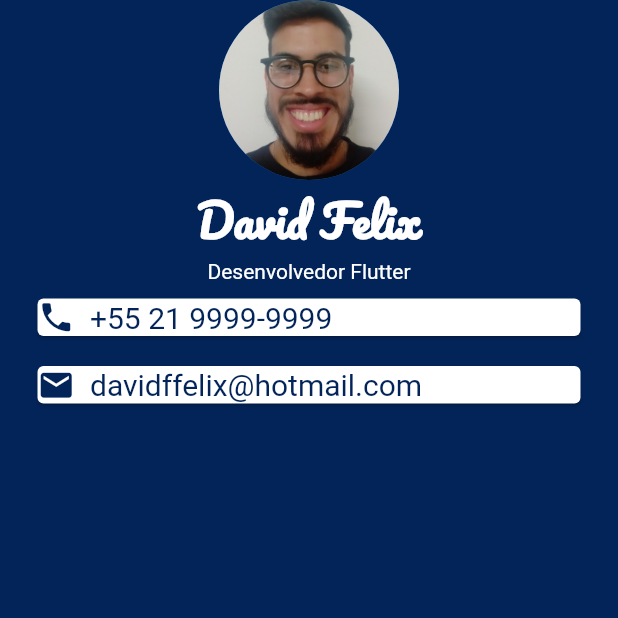
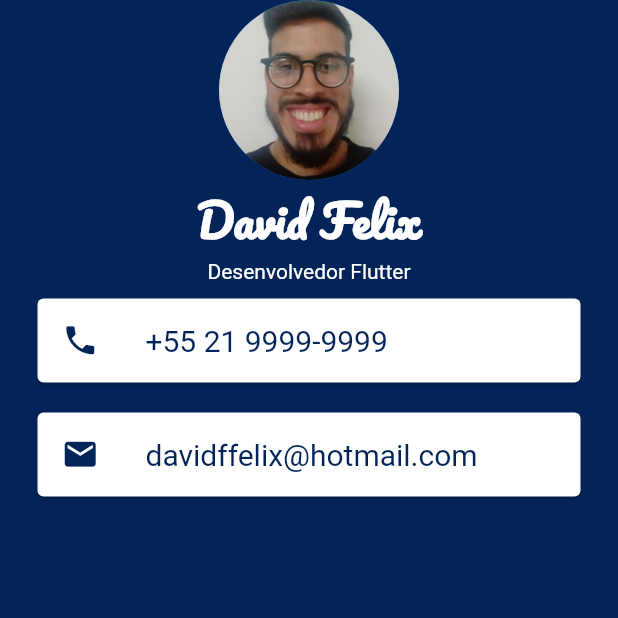
Before and after one commit to davidfffelix/My-Portfolio, a Flutter app: the screen it shows after launch, on a phone screen of 412 x 824 dp, the top half of it. Run offline on Flutter 3.47's test engine with Material 2 defaults, Android fonts, the phone set to English and light mode, and no system bars.

Commit message:
Insert ListTile

```diff
--- a/lib/main.dart
+++ b/lib/main.dart
@@ -40,48 +40,39 @@ class MeuApp extends StatelessWidget {
                 margin: EdgeInsets.symmetric(
                     vertical: 10,
                     horizontal: 25),
-                child: Row(
-                  children: [
-                    Icon(
+                child: ListTile(
+                  leading: Icon(
                       Icons.phone,
                       color: Color(0xff032459),
                       size: 25,
                     ),
-                    SizedBox(
-                      width: 10,
-                    ),
-                    Text('+55 21 9999-9999',
+                    title: Text('+55 21 9999-9999',
                       style: TextStyle(
                         color: Color(0xff032459),
                         fontSize: 20,
                       ),
                     ),
-                  ],
                 ),
               ),
+
 
               Card(
                 color: Colors. white,
                 margin: EdgeInsets.symmetric(
                     vertical: 10,
                     horizontal: 25),
-                child: Row(
-                  children: [
-                    Icon(
+                child: ListTile(
+                    leading: Icon(
                       Icons.email,
                       color: Color(0xff032459),
                       size: 25,
                     ),
-                    SizedBox(
-                      width: 10,
-                    ),
-                    Text('davidffelix@hotmail.com',
+                    title: Text('davidffelix@hotmail.com',
                       style: TextStyle(
                         color: Color(0xff032459),
                         fontSize: 20,
                       ),
                     ),
-                  ],
                 ),
               ),
             ],
```
